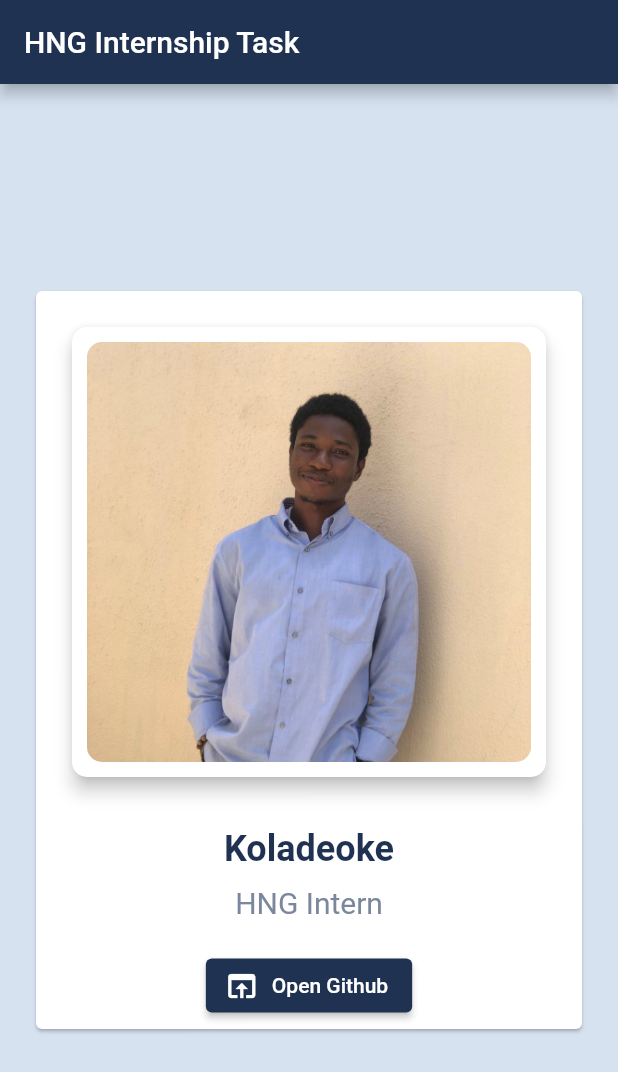
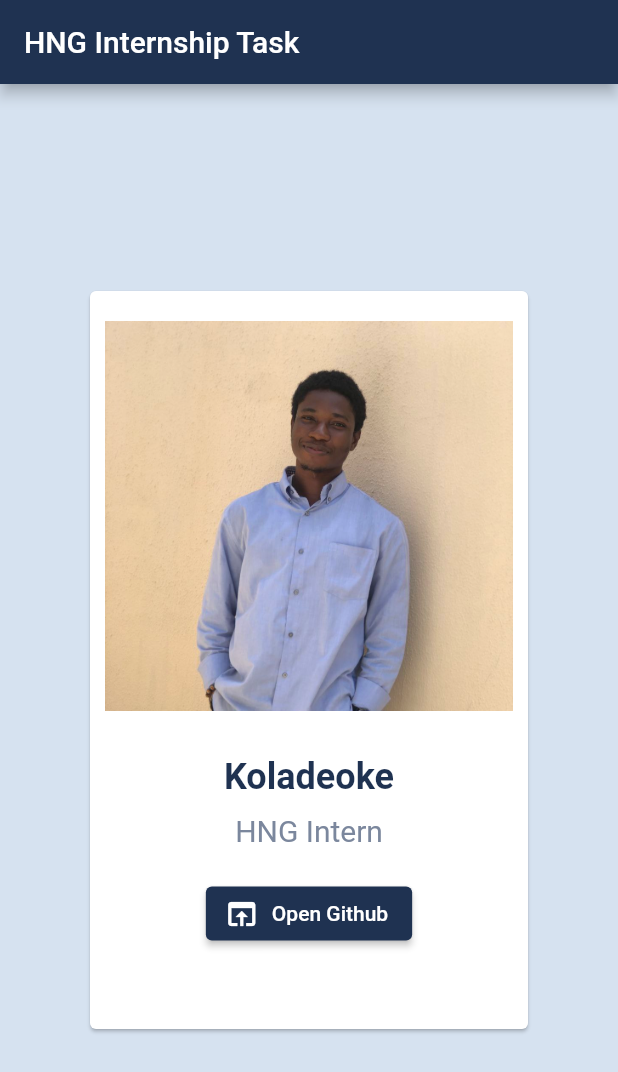
Before and after one commit to oluwakolade/profile_screen, a Flutter app: the screen it shows after launch, on a phone screen of 412 x 824 dp. Shown: the top 1072 px of the screen. Run offline on Flutter 3.47's test engine with Material 2 defaults, Android fonts, the phone set to English and light mode, and no system bars.

Commit message:
third commit

```diff
--- a/lib/main.dart
+++ b/lib/main.dart
@@ -22,20 +22,12 @@ class ProfileScreen extends StatelessWidget {
           padding: const EdgeInsets.all(20.0),
           child: Center(
             child: SizedBox(
-              width: double.infinity,
+              width: 300,
               height: 500,
               child: Card(
                 child: Column(
                   children: [
                     Container(
-                      padding: const EdgeInsets.all(20),
-                      width: double.infinity,
-                      child: Card(
-                        elevation: 5.0,
-                        shape: RoundedRectangleBorder(
-                          borderRadius: BorderRadius.circular(10.0),
-                        ),
-                        child: Container(
                       height: 300,
                       width: 300,
                       padding: const EdgeInsets.all(10.0),
@@ -43,9 +35,7 @@ class ProfileScreen extends StatelessWidget {
                         borderRadius: BorderRadius.circular(10.0),
                         child: Image.asset(
                           'assets/profile.jpg',
-                              fit: BoxFit.cover,
-                            ),
-                          ),
+                          // fit: BoxFit.cover,
                         ),
                       ),
                     ),
@@ -72,7 +62,7 @@ class ProfileScreen extends StatelessWidget {
                       height: 20,
                     ),
                     Link(
-                      target: LinkTarget.blank,
+                      target: LinkTarget.self,
                       uri: Uri.parse('https://github.com/oluwakolade'),
                       builder: (BuildContext context, FollowLink? followLink) =>
                           ElevatedButton.icon(
```
Also changed, not shown: 1 other file. Lines whose indentation alone changed are shown as unchanged.
